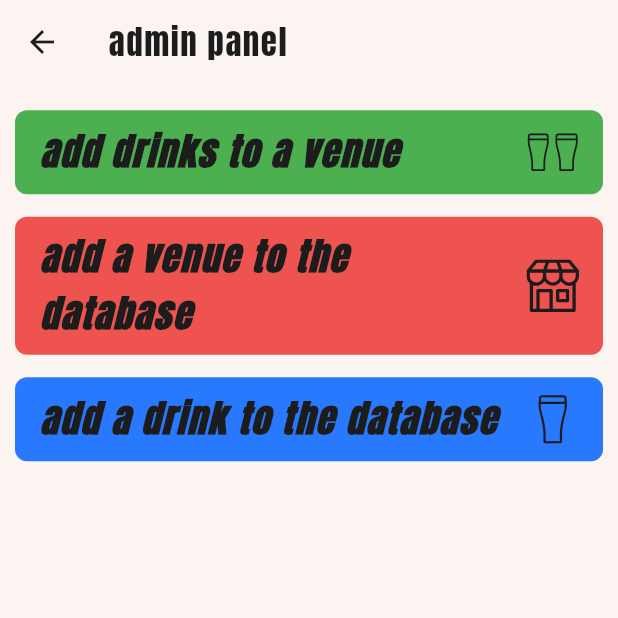
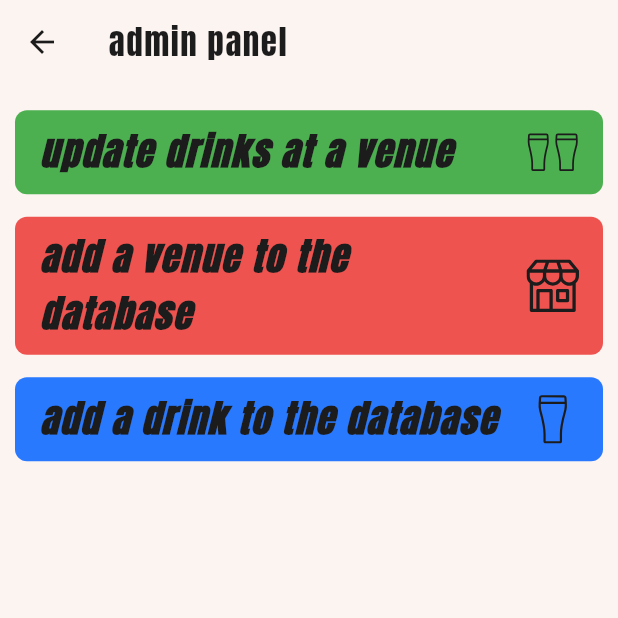
Before and after one commit to eddiearnoldz/sobar_app, a Flutter app: the AdminScreen screen opened directly, on a phone screen of 412 x 824 dp, the top half of it. Run offline on Flutter 3.47's test engine with Material 3 defaults, Android fonts, the phone set to English and light mode, and no system bars; our stand-ins replace bloc, cached_network_image, cloud_firestore, cloud_functions, equatable, firebase_auth and 12 more; missing offline and left inert: map_launcher; accounts and stored records are empty; network calls fail.

Commit message:
changed label name for updating drinks at venue

```diff
--- a/lib/screens/admin/admin_screen.dart
+++ b/lib/screens/admin/admin_screen.dart
@@ -29,7 +29,7 @@ class _AdminScreenState extends State<AdminScreen> with SingleTickerProviderStat
 
     final items = [
       AdminOptionTile(
-        title: 'add drinks to a venue',
+        title: 'update drinks at a venue',
         iconPath: "assets/icons/icon_two_pints.svg",
         color: wineColour,
         onTap: () => _navigateToAddDrinksToVenue(context),
```
